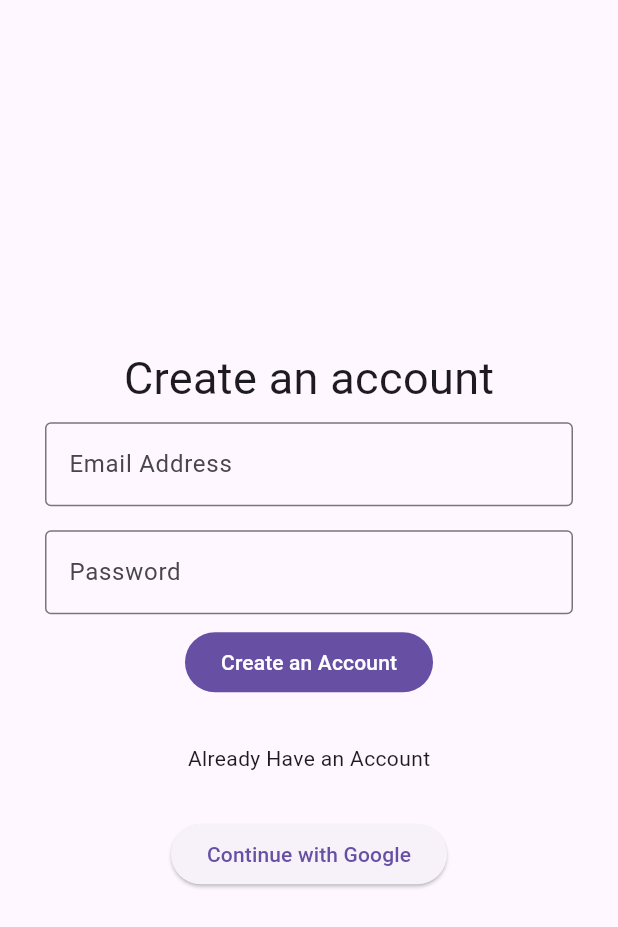
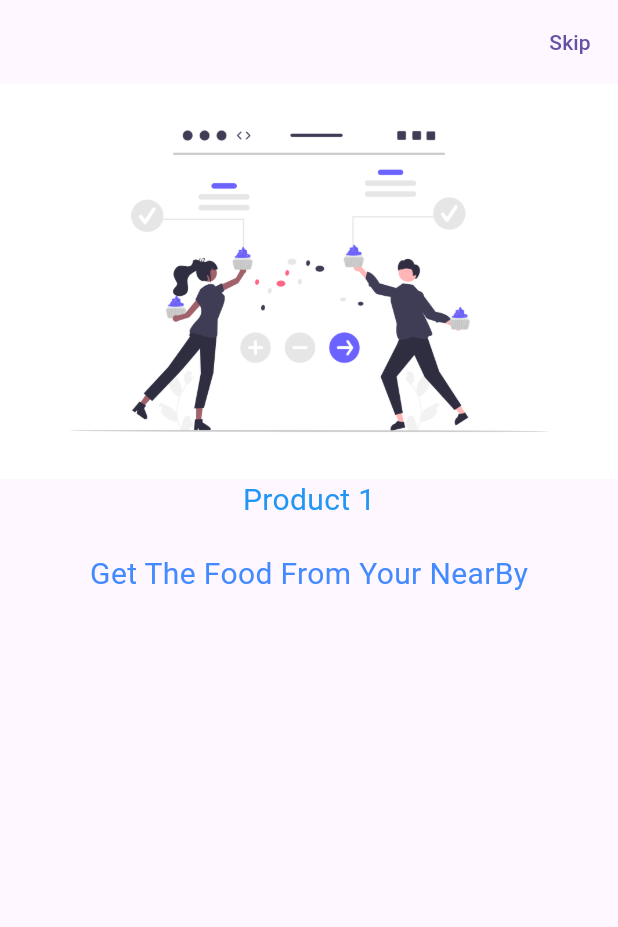
Before and after one commit to dscmsit/Hunger-Free-App, a Flutter app: the screen it shows after launch, on a phone screen of 412 x 824 dp. Shown: the top 927 px of the screen. Run offline on Flutter 3.47's test engine with Material 2 defaults, Android fonts, the phone set to English and light mode, and no system bars; our stand-ins replace cloud_firestore, firebase_auth, firebase_core, google_sign_in, lottie; accounts and stored records are empty.

Commit message:
onBoardingScreen Added
assest folder has been added for image resources...onboarding screen also added

```diff
--- a/lib/main.dart
+++ b/lib/main.dart
@@ -1,6 +1,7 @@
 import 'package:firebase_auth/firebase_auth.dart';
 import 'package:firebase_core/firebase_core.dart';
 import 'package:flutter/material.dart';
+import 'package:no_hunger/screen/onBoardingScreen.dart';
 import 'screen/SplashScreen.dart';
 import 'package:no_hunger/sign_up.dart';
 import 'firebase_options.dart';
@@ -21,7 +22,7 @@ class MyApp extends StatelessWidget {
     return MaterialApp(
       theme: ThemeData(useMaterial3: true),
       debugShowCheckedModeBanner: false,
-      home: const SignUp(),
+      home: const OnBoardingScreen(),
     );
   }
 }
--- /dev/null
+++ b/lib/screen/onBoardingScreen.dart
@@ -0,0 +1,107 @@
+import 'package:flutter/material.dart';
+import 'package:flutter/services.dart';
+
+
+class OnBoardingScreen extends StatefulWidget {
+  const OnBoardingScreen({Key? key}) : super(key: key);
+
+  @override
+  State<OnBoardingScreen> createState() => _OnBoardingScreenState();
+}
+
+class _OnBoardingScreenState extends State<OnBoardingScreen> {
+
+  List onBoardingData = [
+    {
+      "image": 'assets/images/screen1.png',
+      "title": "Product 1",
+      "description": "Get The Food From Your NearBy"
+    },
+    {
+      "image": 'assets/images/screen2.png',
+      "title": "Product 2",
+      "description": "Contribute to the society"
+    },
+    {
+      "image":  'assets/images/screen3.png',
+      "title": "Product 3",
+      "description": "Enjoy the meal"
+    }
+  ];
+
+  PageController pageController = PageController();
+
+  void onPressed() {
+
+    //Yaha pe likhna hai kii konse page pe jaana hai
+  }
+
+
+  @override
+  Widget build(BuildContext context) {
+    //this will remove the status bar
+    SystemChrome.setEnabledSystemUIMode(SystemUiMode.manual, overlays: [
+      SystemUiOverlay.bottom]);
+    return  Scaffold(
+      appBar: AppBar(
+
+        elevation: 0,
+        backgroundColor: Colors.transparent,
+        actions: [
+          TextButton(onPressed: onPressed, child: Text('Skip') )
+        ],
+      ),
+
+      body: Stack(children: [
+        SizedBox(
+          height: 30,
+        ),
+        PageView.builder(scrollDirection: Axis.horizontal,
+          controller: pageController,
+          itemCount: onBoardingData.length,
+          itemBuilder: (context,index){
+            return Center(
+              child: Column(
+
+                children: [
+
+                  Image.asset(onBoardingData[index]['image']),
+                  Text(
+                    onBoardingData[index]['title'],
+                    style: TextStyle(fontSize: 20, color: Colors.blue),
+
+                  )
+                  ,
+                  const SizedBox(
+                    height: 20,
+                  ),
+                  Text(
+                    onBoardingData[index]['description'],
+                    style: TextStyle(fontSize: 20, color: Colors.blueAccent),
+
+                  )
+
+
+                ],
+
+
+              ),
+            );
+
+
+          },
+
+
+
+
+        )
+
+
+
+
+      ],),
+    );
+  }
+
+
+}
--- a/pubspec.yaml
+++ b/pubspec.yaml
@@ -46,8 +46,8 @@ flutter:
   uses-material-design: true
 
   # To add assets to your application, add an assets section, like this:
-  # assets:
-  #   - images/a_dot_burr.jpeg
+  assets:
+     - assets/images/
   #   - images/a_dot_ham.jpeg
 
   # An image asset can refer to one or more resolution-specific "variants", see
```
Also changed, not shown: assets/images/screen1.png (added), assets/images/screen2.png (added), assets/images/screen3.png (added), 1 other file.
